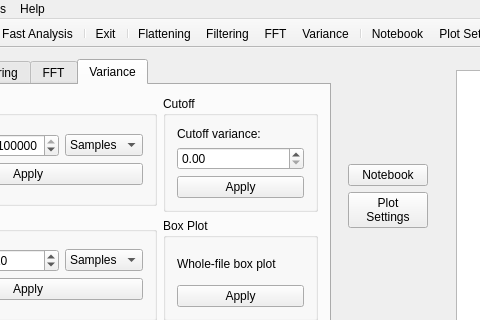
Before: the Qt Designer form mainwindow.ui in stup4r/NanoSignal, drawn with Qt 5; both pictures show x 125 to 605 and y 0 to 320 of the 923 by 835 pixel window.
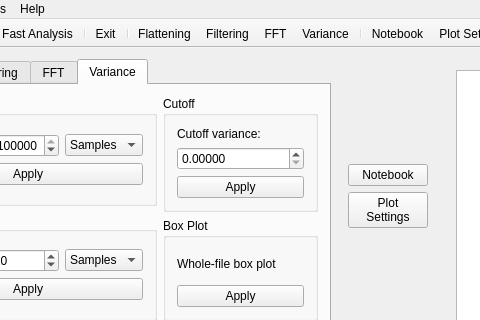
After: the same form once the commit is applied. The open tabs and pages were chosen to show the change. Icons and pictures are not drawn. Custom widgets are drawn as their Qt base class.

Commit message: Decimal places in spinbox

Diff of the .ui file:
```diff
--- a/mainwindow.ui
+++ b/mainwindow.ui
@@ -573,6 +573,9 @@
            </item>
            <item row="1" column="0">
             <widget class="QDoubleSpinBox" name="editCutoffVar">
+             <property name="decimals">
+              <number>5</number>
+             </property>
              <property name="maximum">
               <double>50000.000000000000000</double>
              </property>
```
Left out of the diff: 2 changed lines with no effect on the pictures. The commit also changes 3 other files.
